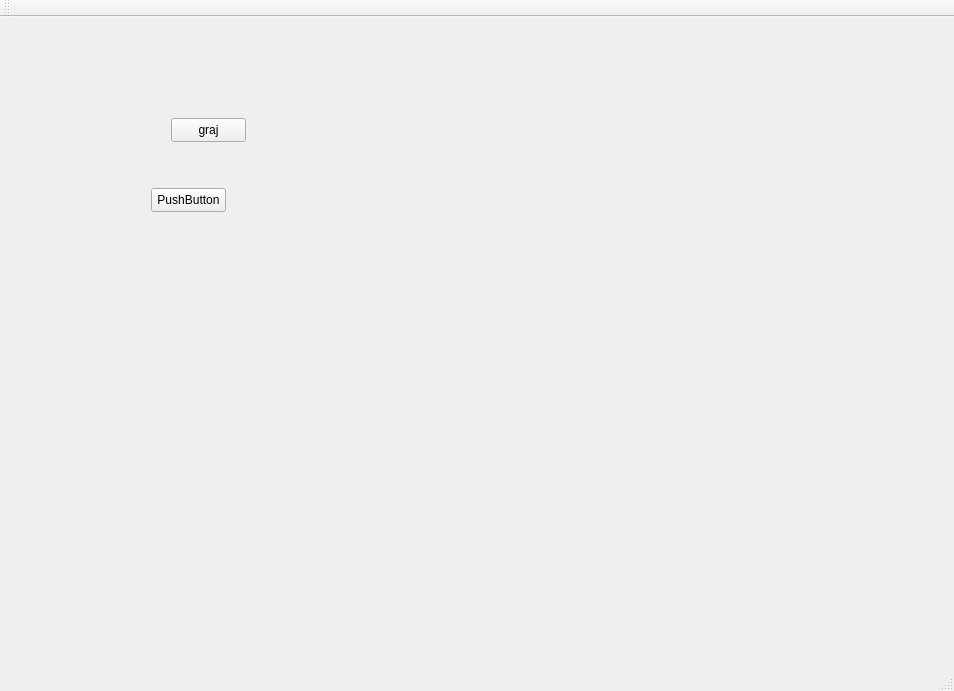
This is ChessAppQt/ChessAppQt.ui in xDepcio/chess-cpp as Qt 5 draws it before an edit. The edited form follows.
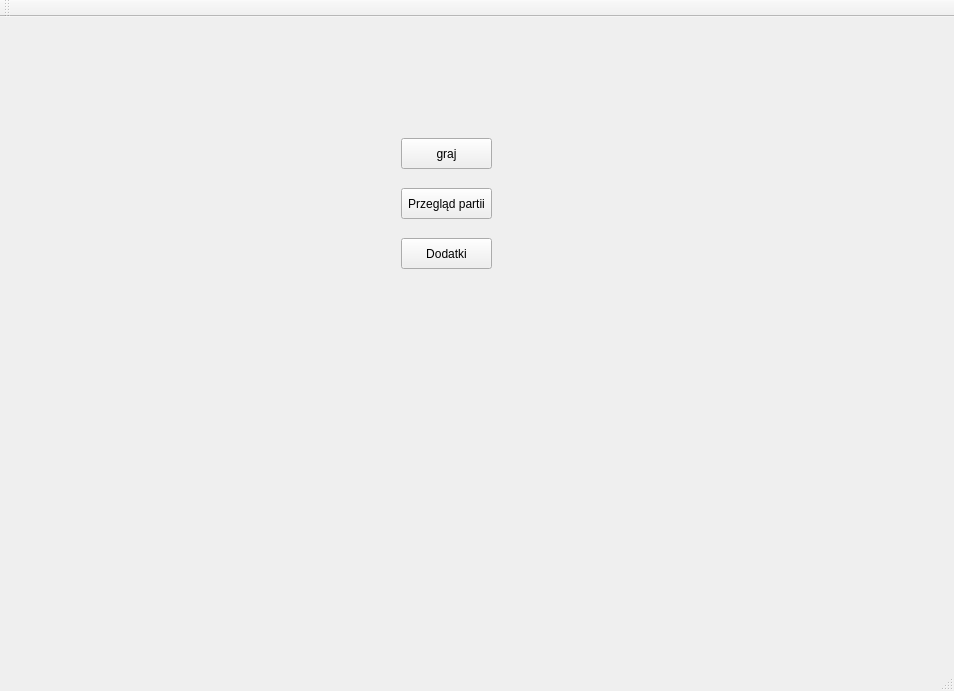
This is the edited form. The open tabs and pages were chosen to show the change. Custom widgets are drawn as their Qt base class.

Commit message: Added basic main menu

The edit to the form file:
```diff
--- a/ChessAppQt/ChessAppQt.ui
+++ b/ChessAppQt/ChessAppQt.ui
@@ -2265,10 +2265,10 @@
        <widget class="QPushButton" name="pushButton">
         <property name="geometry">
          <rect>
-          <x>160</x>
-          <y>90</y>
-          <width>75</width>
-          <height>24</height>
+          <x>390</x>
+          <y>110</y>
+          <width>91</width>
+          <height>31</height>
          </rect>
         </property>
         <property name="text">
@@ -2278,14 +2278,27 @@
        <widget class="QPushButton" name="pushButton_2">
         <property name="geometry">
          <rect>
-          <x>140</x>
+          <x>390</x>
           <y>160</y>
-          <width>75</width>
-          <height>24</height>
+          <width>91</width>
+          <height>31</height>
          </rect>
         </property>
         <property name="text">
-         <string>PushButton</string>
+         <string>Przegląd partii</string>
+        </property>
+       </widget>
+       <widget class="QPushButton" name="menuAddonsBtn">
+        <property name="geometry">
+         <rect>
+          <x>390</x>
+          <y>210</y>
+          <width>91</width>
+          <height>31</height>
+         </rect>
+        </property>
+        <property name="text">
+         <string>Dodatki</string>
         </property>
        </widget>
       </widget>
```
Left out of the diff: 6 changed lines with no effect on the pictures. The commit also changes 2 other files.
